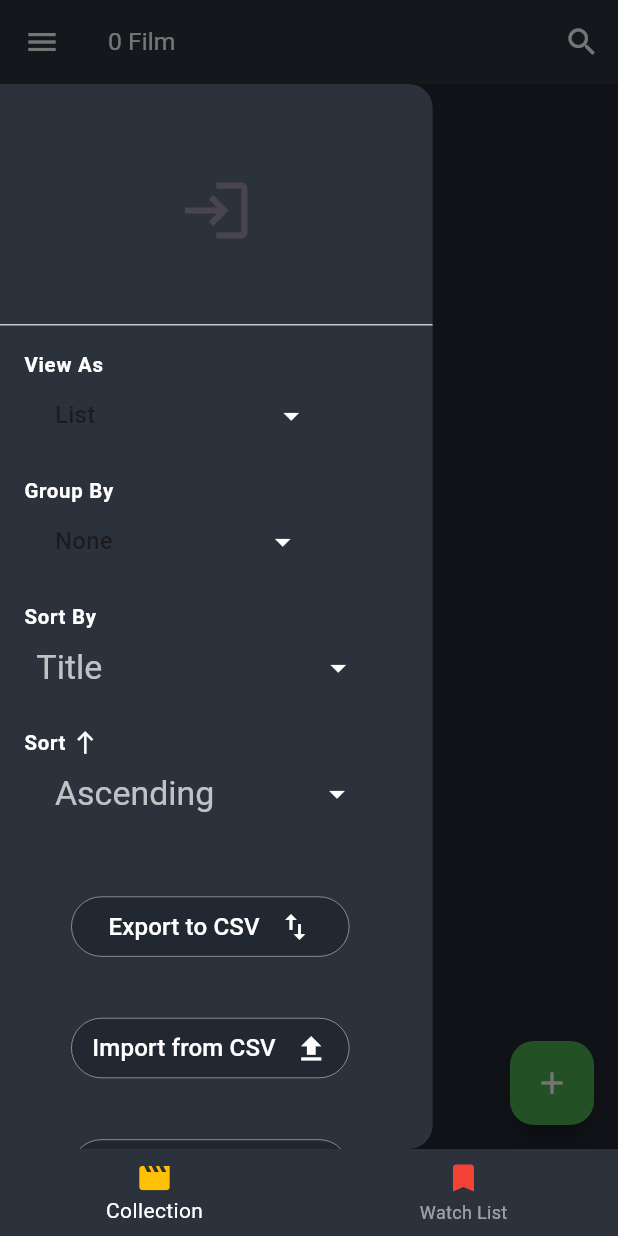
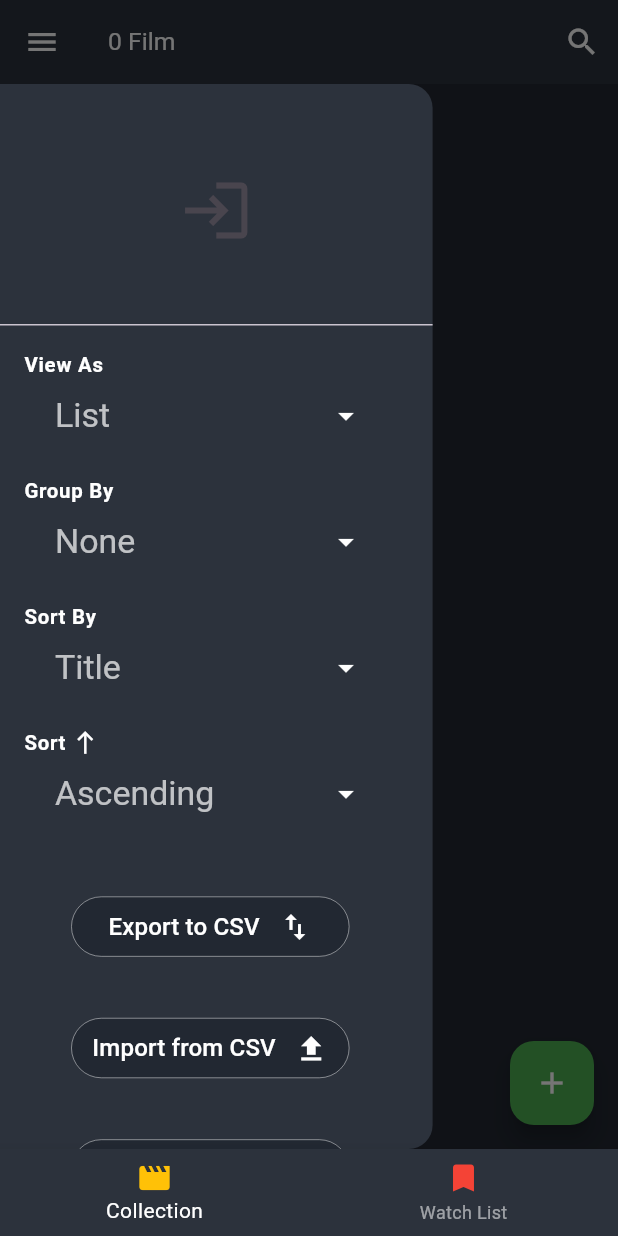
Before and after one commit to MertAliUzun/movie_collections_mobile, a Flutter app: the screen it shows after launch, item 2 of the bottom bar chosen, with the side drawer open, on a phone screen of 412 x 824 dp. Run offline on Flutter 3.47's test engine with Material 3 defaults, Android fonts, the phone set to English and light mode, and no system bars; our stand-ins replace awesome_snackbar_content, connectivity_plus, csv, file_picker, flutter_dotenv, flutter_rating_bar and 7 more; missing offline and left inert: cloudinary_public, country_flags; accounts and stored records are empty; generated files the repository leaves out were written again.

Commit message:
v 6.9 (made dropdown menus in drawer dynamic)

```diff
--- a/lib/widgets/drawer_widget.dart
+++ b/lib/widgets/drawer_widget.dart
@@ -614,12 +614,11 @@ class _DrawerWidgetState extends State<DrawerWidget> {
                       padding: EdgeInsets.fromLTRB(screenWidth * 0.05, 0, 0, 0),
                       child: DropdownButton<String>(
                         value: _viewType,
-                        icon: Padding(
-                          padding: EdgeInsets.fromLTRB(screenWidth * 0.16, 0, 0, 0),
-                          child: const Icon(Icons.arrow_drop_down, color: Colors.white),
-                        ),
+                        icon: const Icon(Icons.arrow_drop_down, color: Colors.white),
                         dropdownColor: const Color.fromARGB(255, 44, 50, 60),
+                        style: TextStyle(color: Colors.white70, fontSize: screenWidth * 0.055,),
                         underline: SizedBox(),
+                        isExpanded: true,
                         onChanged: (Object? newValue) {
                           if (newValue is String) {
                             _changeViewType(newValue);
@@ -647,12 +646,11 @@ class _DrawerWidgetState extends State<DrawerWidget> {
                       padding: EdgeInsets.fromLTRB(screenWidth * 0.05, 0, 0, 0),
                       child: DropdownButton<String>(
                         value: _groupByText,
-                        icon: Padding(
-                          padding: EdgeInsets.fromLTRB(screenWidth * 0.11, 0, 0, 0),
-                          child: const Icon(Icons.arrow_drop_down, color: Colors.white),
-                        ),
+                        icon: const Icon(Icons.arrow_drop_down, color: Colors.white),
                         dropdownColor: const Color.fromARGB(255, 44, 50, 60),
+                        style: TextStyle(color: Colors.white70, fontSize: screenWidth * 0.055,),
                         underline: SizedBox(),
+                        isExpanded: true,
                         onChanged: (String? newValue) {
                           if (newValue != null) {
                             _toggleGroupBy(newValue);
@@ -677,16 +675,14 @@ class _DrawerWidgetState extends State<DrawerWidget> {
                   Container(
                     width: screenWidth * 0.55,
                     child: Padding(
-                      padding: EdgeInsets.fromLTRB(screenWidth * 0.02, 0, 0, 0),
+                      padding: EdgeInsets.fromLTRB(screenWidth * 0.05, 0, 0, 0),
                       child: DropdownButton<String>(
                         value: _sortBy,
-                        icon: Padding(
-                          padding: EdgeInsets.fromLTRB(screenWidth * 0.14, 0, 0, 0),
-                          child: const Icon(Icons.arrow_drop_down, color: Colors.white),
-                        ),
+                        icon: const Icon(Icons.arrow_drop_down, color: Colors.white),
                         dropdownColor: const Color.fromARGB(255, 44, 50, 60),
                         style: TextStyle(color: Colors.white70, fontSize: screenWidth * 0.055,),
                         underline: SizedBox(),
+                        isExpanded: true,
                         onChanged: (Object? newValue) {
                           if (newValue is String) {
                             _onSortByChanged(newValue);
@@ -719,13 +715,11 @@ class _DrawerWidgetState extends State<DrawerWidget> {
                       padding: EdgeInsets.fromLTRB(screenWidth * 0.05, 0, 0, 0),
                       child: DropdownButton<String>(
                         value: _sortDir,
-                        icon: Padding(
-                          padding: EdgeInsets.fromLTRB(screenWidth * 0.14, 0, 0, 0),
-                          child: const Icon(Icons.arrow_drop_down, color: Colors.white),
-                        ),
+                        icon: const Icon(Icons.arrow_drop_down, color: Colors.white),
                         dropdownColor: const Color.fromARGB(255, 44, 50, 60),
                         style: TextStyle(color: Colors.white70, fontSize: screenWidth * 0.055,),
                         underline: SizedBox(),
+                        isExpanded: true,
                         onChanged: (Object? newValue) {
                           if (newValue is String) {
                             _onSortDirChanged(newValue);
```
